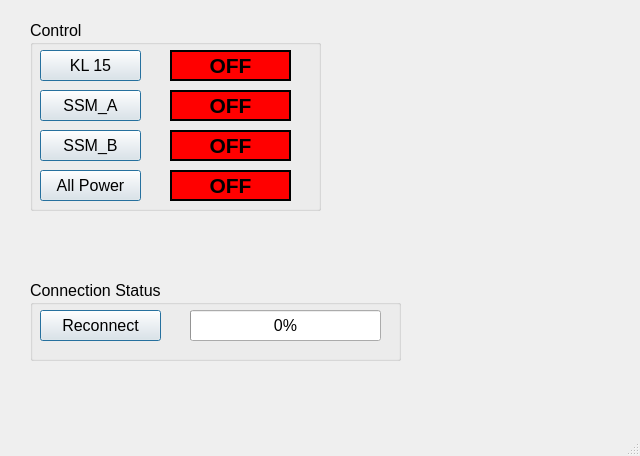
shaon01/SSM-power-management, file QT_GUI/guiLayOut2.ui: the form before one commit.
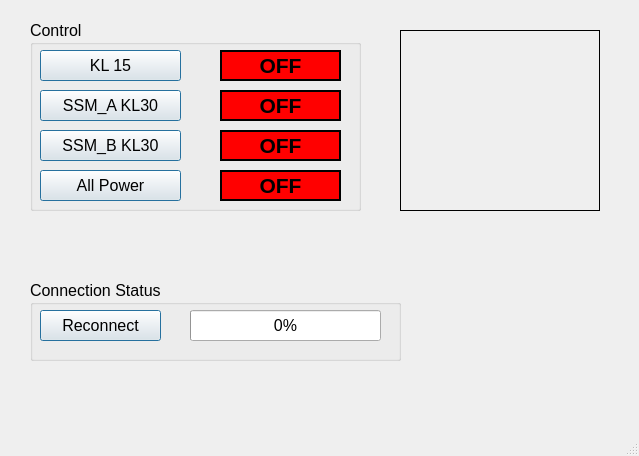
The form after the commit.

```diff
--- a/QT_GUI/guiLayOut2.ui
+++ b/QT_GUI/guiLayOut2.ui
@@ -6,7 +6,7 @@
    <rect>
     <x>0</x>
     <y>0</y>
-    <width>640</width>
+    <width>639</width>
     <height>456</height>
    </rect>
   </property>
@@ -19,7 +19,7 @@
      <rect>
       <x>30</x>
       <y>20</y>
-      <width>291</width>
+      <width>331</width>
       <height>191</height>
      </rect>
     </property>
@@ -36,7 +36,7 @@
       <rect>
        <x>10</x>
        <y>150</y>
-       <width>101</width>
+       <width>141</width>
        <height>31</height>
       </rect>
      </property>
@@ -56,7 +56,7 @@
     <widget class="QLabel" name="lbl_SSM_A">
      <property name="geometry">
       <rect>
-       <x>140</x>
+       <x>190</x>
        <y>70</y>
        <width>121</width>
        <height>31</height>
@@ -89,7 +89,7 @@
     <widget class="QLabel" name="lbl_kl15">
      <property name="geometry">
       <rect>
-       <x>140</x>
+       <x>190</x>
        <y>30</y>
        <width>121</width>
        <height>31</height>
@@ -124,7 +124,7 @@
       <rect>
        <x>10</x>
        <y>30</y>
-       <width>101</width>
+       <width>141</width>
        <height>31</height>
       </rect>
      </property>
@@ -146,7 +146,7 @@
       <rect>
        <x>10</x>
        <y>70</y>
-       <width>101</width>
+       <width>141</width>
        <height>31</height>
       </rect>
      </property>
@@ -154,7 +154,7 @@
       <bool>false</bool>
      </property>
      <property name="text">
-      <string>SSM_A</string>
+      <string>SSM_A KL30</string>
      </property>
      <property name="default">
       <bool>true</bool>
@@ -168,7 +168,7 @@
       <rect>
        <x>10</x>
        <y>110</y>
-       <width>101</width>
+       <width>141</width>
        <height>31</height>
       </rect>
      </property>
@@ -176,7 +176,7 @@
       <bool>false</bool>
      </property>
      <property name="text">
-      <string>SSM_B</string>
+      <string>SSM_B KL30</string>
      </property>
      <property name="default">
       <bool>true</bool>
@@ -188,7 +188,7 @@
     <widget class="QLabel" name="lbl_SSM_B">
      <property name="geometry">
       <rect>
-       <x>140</x>
+       <x>190</x>
        <y>110</y>
        <width>121</width>
        <height>31</height>
@@ -220,7 +220,7 @@
     <widget class="QLabel" name="lbl_Power">
      <property name="geometry">
       <rect>
-       <x>140</x>
+       <x>190</x>
        <y>150</y>
        <width>121</width>
        <height>31</height>
@@ -310,6 +310,31 @@
      </property>
     </widget>
    </widget>
+   <widget class="QLabel" name="lbl_miri">
+    <property name="geometry">
+     <rect>
+      <x>400</x>
+      <y>30</y>
+      <width>200</width>
+      <height>181</height>
+     </rect>
+    </property>
+    <property name="sizePolicy">
+     <sizepolicy hsizetype="Ignored" vsizetype="Ignored">
+      <horstretch>0</horstretch>
+      <verstretch>0</verstretch>
+     </sizepolicy>
+    </property>
+    <property name="frameShape">
+     <enum>QFrame::Panel</enum>
+    </property>
+    <property name="text">
+     <string/>
+    </property>
+    <property name="scaledContents">
+     <bool>true</bool>
+    </property>
+   </widget>
   </widget>
   <widget class="QMenuBar" name="menubar">
    <property name="geometry">
```
Left out of the diff: 2 changed lines with no effect on the pictures.
